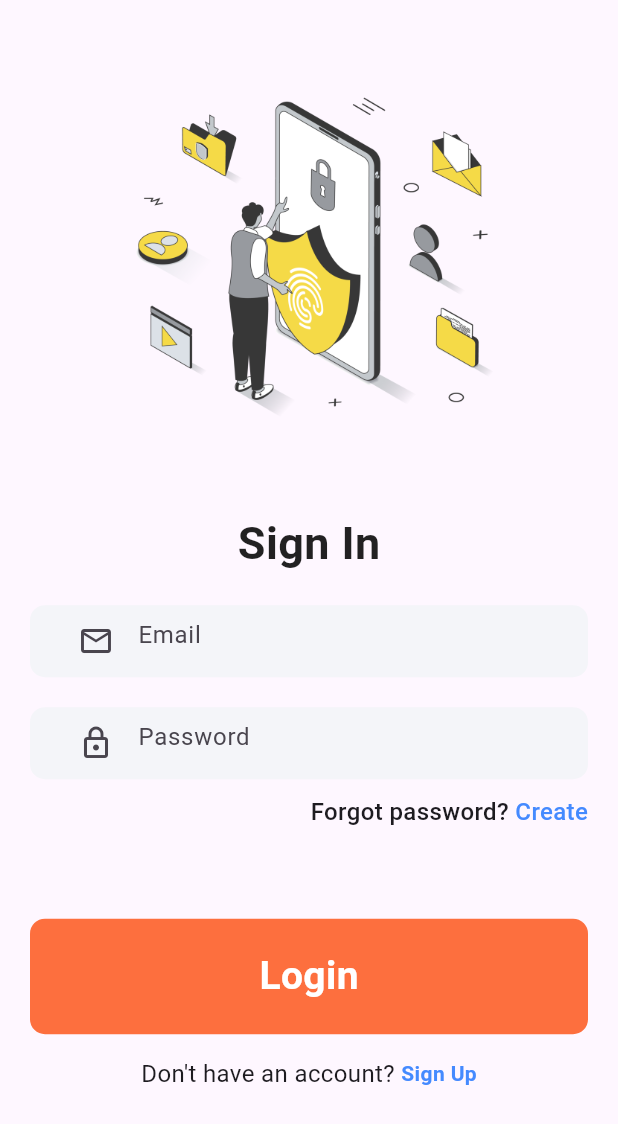
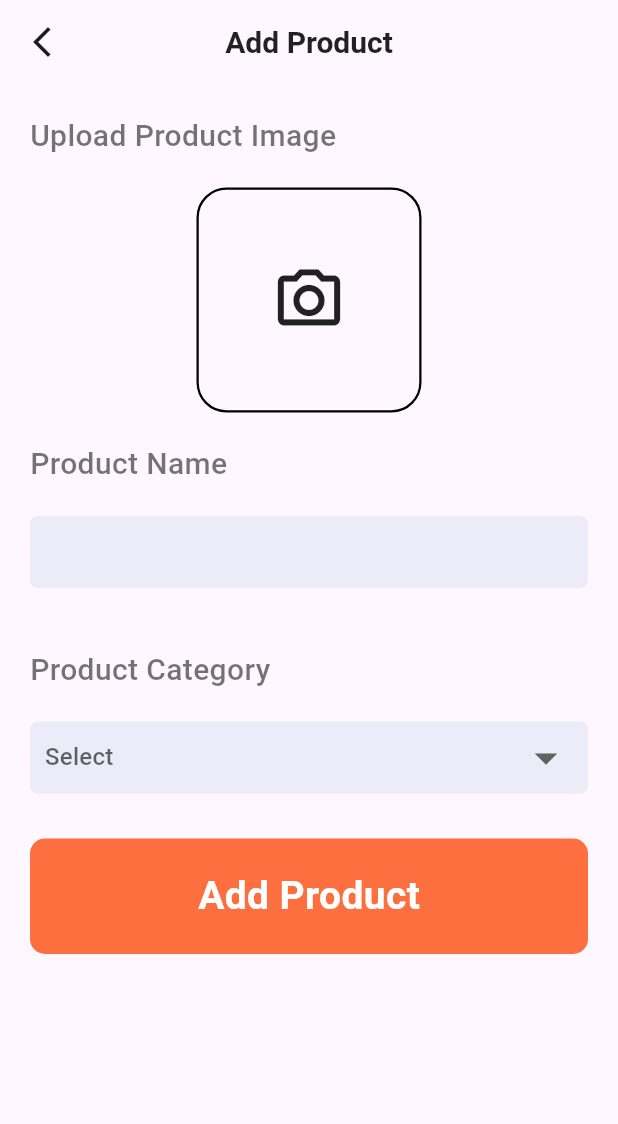
Before and after one commit to addiscodr/addis_ecommerce, a Flutter app: the screen it shows after launch, on a phone screen of 412 x 824 dp. Shown: the top 1124 px of the screen. Run offline on Flutter 3.47's test engine with Material 3 defaults, Android fonts, the phone set to English and light mode, and no system bars; our stand-ins replace cloud_firestore, curved_navigation_bar, firebase_auth, firebase_core, random_string, shared_preferences; accounts and stored records are empty.

Commit message:
Add admin_login.dart, home_admin.dart, shared_pref.dart to codebase; Modify affected files

```diff
--- /dev/null
+++ b/devtools_options.yaml
@@ -0,0 +1,3 @@
+description: This file stores settings for Dart & Flutter DevTools.
+documentation: https://docs.flutter.dev/tools/devtools/extensions#configure-extension-enablement-states
+extensions:
--- /dev/null
+++ b/lib/admin/add_product.dart
@@ -0,0 +1,117 @@
+import 'package:addis_ecommerce/widgets/support_widget.dart';
+import 'package:flutter/material.dart';
+
+class AddProduct extends StatefulWidget {
+  const AddProduct({super.key});
+
+  @override
+  State<AddProduct> createState() => _AddProductState();
+}
+
+class _AddProductState extends State<AddProduct> {
+  final List<String> categoryItems = ['Watch', 'Laptop', 'TV', 'Headphone'];
+  String? value;
+
+  @override
+  Widget build(BuildContext context) {
+    return Scaffold(
+      appBar: AppBar(
+        leading: GestureDetector(
+          onTap: () => Navigator.pop(context),
+          child: Icon(Icons.arrow_back_ios_new_outlined),
+        ),
+        centerTitle: true,
+        title: Text("Add Product", style: AppWidget.semiBoldTextStyle()),
+      ),
+      body: Container(
+        margin: EdgeInsets.only(left: 20, top: 20, right: 20),
+        child: Column(
+          crossAxisAlignment: CrossAxisAlignment.start,
+          children: [
+            Text("Upload Product Image", style: AppWidget.lightTextStyle()),
+            const SizedBox(height: 20),
+            Center(
+              child: Container(
+                height: 150,
+                width: 150,
+                decoration: BoxDecoration(
+                  border: Border.all(color: Colors.black, width: 1.5),
+                  borderRadius: BorderRadius.circular(20),
+                ),
+                child: Icon(Icons.camera_alt_outlined, size: 50),
+              ),
+            ),
+            const SizedBox(height: 20),
+            Text("Product Name", style: AppWidget.lightTextStyle()),
+            const SizedBox(height: 20),
+            Container(
+              padding: EdgeInsets.symmetric(horizontal: 20),
+              width: MediaQuery.of(context).size.width,
+              decoration: BoxDecoration(
+                color: Color(0xffececf8),
+                borderRadius: BorderRadius.circular(5),
+              ),
+              child: TextField(
+                decoration: InputDecoration(border: InputBorder.none),
+              ),
+            ),
+            const SizedBox(height: 40),
+            Text("Product Category", style: AppWidget.lightTextStyle()),
+            const SizedBox(height: 20),
+            Container(
+              padding: EdgeInsets.symmetric(horizontal: 10),
+              width: MediaQuery.of(context).size.width,
+              decoration: BoxDecoration(
+                color: Color(0xffececf8),
+                borderRadius: BorderRadius.circular(5),
+              ),
+              child: DropdownButtonHideUnderline(
+                child: DropdownButton<String>(
+                  onChanged: ((value) => setState(() {
+                    this.value = value;
+                  })),
+                  items: categoryItems
+                      .map(
+                        (item) => DropdownMenuItem(
+                          value: item,
+                          child: Text(
+                            item,
+                            style: AppWidget.semiBoldTextStyle(),
+                          ),
+                        ),
+                      )
+                      .toList(),
+                  dropdownColor: Colors.white,
+                  hint: Text('Select'),
+                  iconSize: 36,
+                  value: value,
+                ),
+              ),
+            ),
+            const SizedBox(height: 30),
+
+            Container(
+              width: double.infinity,
+              padding: const EdgeInsets.symmetric(vertical: 20),
+              decoration: BoxDecoration(
+                color: const Color(0xfffd6f3e),
+                borderRadius: BorderRadius.circular(10),
+              ),
+
+              child: const Center(
+                child: Text(
+                  "Add Product",
+                  style: TextStyle(
+                    color: Colors.white,
+                    fontSize: 26,
+                    fontWeight: FontWeight.bold,
+                  ),
+                ),
+              ),
+            ),
+          ],
+        ),
+      ),
+    );
+  }
+}
--- a/lib/main.dart
+++ b/lib/main.dart
@@ -1,10 +1,8 @@
-import '../pages/bottom_nav.dart';
-import '../pages/login.dart';
-import '../pages/product_detail.dart';
-import '../pages/signup.dart';
+import 'package:addis_ecommerce/admin/add_product.dart';
+import 'package:addis_ecommerce/admin/admin_login.dart';
+
 import 'package:firebase_core/firebase_core.dart';
-import 'pages/home.dart';
-import '../pages/onboarding.dart';
+
 import 'package:flutter/material.dart';
 
 void main() async {
@@ -23,9 +21,9 @@ class MyApp extends StatelessWidget {
       debugShowCheckedModeBanner: false,
       title: 'Flutter Demo',
       theme: ThemeData(colorScheme: .fromSeed(seedColor: Colors.deepPurple)),
-      home: Login(),
+      home: AddProduct(),
     );
   }
 }
 
-// continue from 2:30:00
+// continue from 3:19:19
--- a/pubspec.yaml
+++ b/pubspec.yaml
@@ -38,6 +38,8 @@ dependencies:
   cloud_firestore: ^6.1.3
   firebase_core: ^4.5.0
   firebase_auth: ^6.2.0
+  random_string: ^2.3.1
+  shared_preferences: ^2.5.4
 
 dev_dependencies:
   flutter_test:
```
Also changed, not shown: lib/admin/admin_login.dart (added, +139 -0 lines), lib/admin/home_admin.dart (added, +15 -0 lines), lib/pages/signup.dart (+22 -0 lines), lib/services/database.dart (added, +10 -0 lines), lib/services/shared_pref.dart (added, +48 -0 lines), pubspec.lock, 1 other file.
